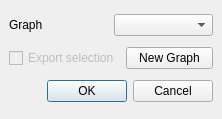
openalea/visualea, file src/visualea/resources/tofactory.ui: the form before one commit.
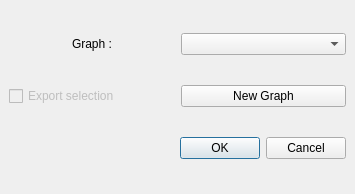
The form after the commit. Icons and pictures are not drawn.

Patch:
```diff
--- a/src/visualea/resources/tofactory.ui
+++ b/src/visualea/resources/tofactory.ui
@@ -5,8 +5,8 @@
    <rect>
     <x>0</x>
     <y>0</y>
-    <width>222</width>
-    <height>119</height>
+    <width>355</width>
+    <height>194</height>
    </rect>
   </property>
   <property name="windowTitle" >
@@ -29,8 +29,17 @@
      </property>
      <item>
       <widget class="QLabel" name="label" >
+       <property name="layoutDirection" >
+        <enum>Qt::LeftToRight</enum>
+       </property>
        <property name="text" >
-        <string>Graph</string>
+        <string>Graph :</string>
+       </property>
+       <property name="scaledContents" >
+        <bool>true</bool>
+       </property>
+       <property name="alignment" >
+        <set>Qt::AlignCenter</set>
        </property>
       </widget>
      </item>
```
Left out of the diff: 7 changed lines with no effect on the pictures.
